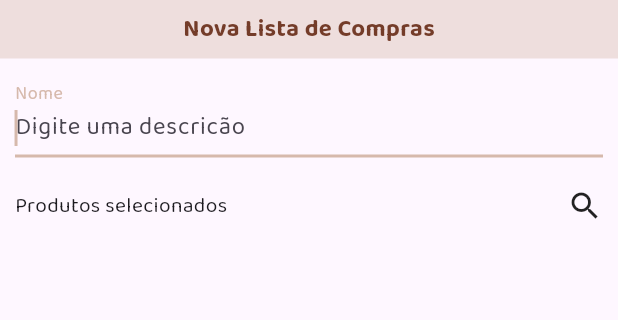
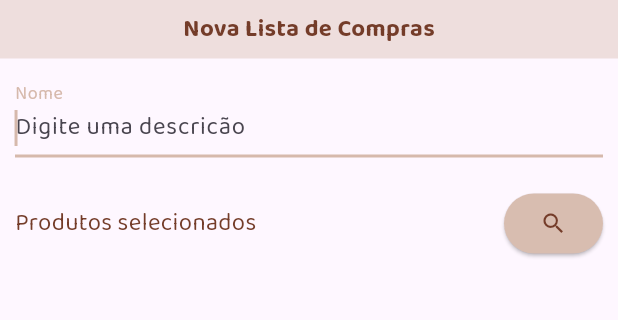
Before and after one commit to gian418/espaco_cafe_restaurante, a Flutter app: the CadastroListaCompra screen opened by its route, on a phone screen of 412 x 824 dp, the part 84-404 px from its top. Run offline on Flutter 3.47's test engine with Material 3 defaults, Android fonts, the phone set to English and light mode, and no system bars; our stand-ins replace cloud_firestore, firebase_auth, firebase_core; accounts and stored records are empty; generated files the repository leaves out were written again.

Commit message:
Cadastro de lista de compras

```diff
--- a/lib/cadastro_lista_compra.dart
+++ b/lib/cadastro_lista_compra.dart
@@ -47,8 +47,21 @@ class _CadastroListaCompraState extends State<CadastroListaCompra> {
               child: Row(
                 mainAxisAlignment: MainAxisAlignment.spaceBetween,
                 children: [
-                  Text("Produtos selecionados"),
-                  Icon(Icons.search)
+                  const Text(
+                    "Produtos selecionados",
+                    style: TextStyle(
+                        color: Color.fromRGBO(116, 60, 41, 1),
+                        fontSize: 16
+                    ),
+                  ),
+                  ElevatedButton(
+                      onPressed: (){},
+                      child: const Icon(Icons.search, color: Color.fromRGBO(116, 60, 41, 1)),
+                    style: ElevatedButton.styleFrom(
+                      backgroundColor: const Color(0xffD6B9AC),
+                      surfaceTintColor: Colors.white
+                    ),
+                  )
                 ],
               ),
             ),
```
Lines whose indentation alone changed are shown as unchanged.
